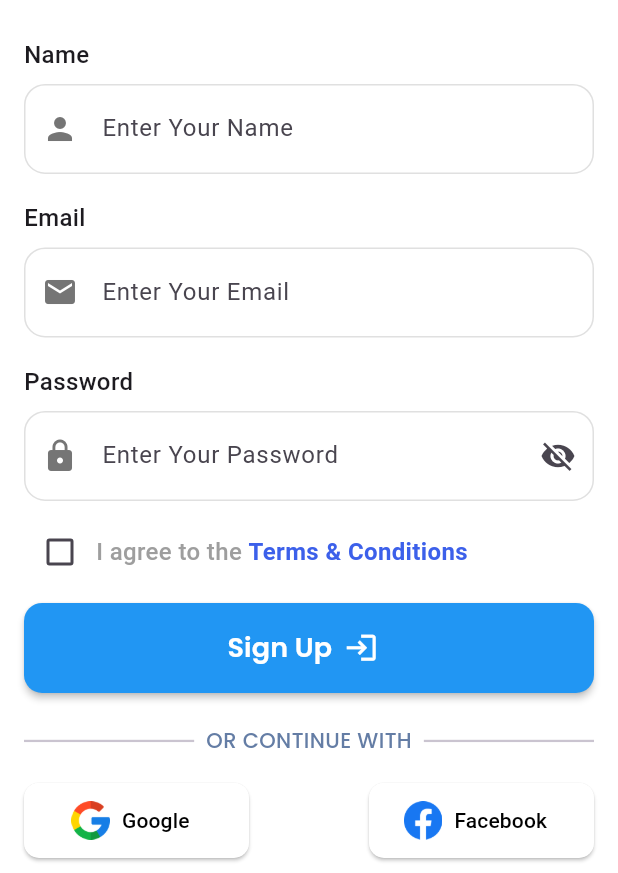
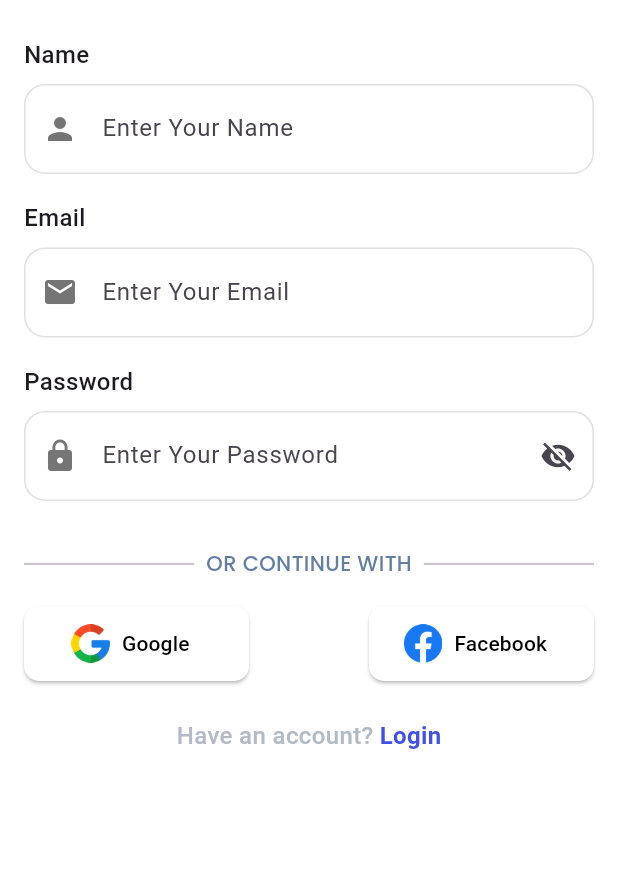
Before and after one commit to SUDIPSHIT777/lifeos, a Flutter app: the screen it shows after launch, after a tap on "Create an account", on a phone screen of 412 x 824 dp, the part 363-1236 px from its top. Run offline on Flutter 3.47's test engine with Material 3 defaults, Android fonts, the phone set to English and light mode, and no system bars; drawn by our look-alikes of auto_size_text; our stand-ins replace audioplayers, cloud_firestore, firebase_auth, firebase_core, flutter_dotenv, geolocator and 7 more; missing offline and left inert: gpt_markdown; accounts and stored records are empty.

Commit message:
all delete in login and sign up

```diff
--- a/lib/core/utils/navigationbar.dart
+++ b/lib/core/utils/navigationbar.dart
@@ -1,5 +1,5 @@
 import 'package:flutter/material.dart';
-import 'package:lifeos/feature/ai_assistant/ui/aiassistent.dart';
+import 'package:lifeos/feature/ai_assistant/ui/aidashboard.dart';
 import 'package:lifeos/feature/dashboard/ui/dashboard.dart';
 import 'package:lifeos/feature/finance/ui/financepage.dart';
 import 'package:lifeos/feature/habit/ui/habitpage.dart';
@@ -22,7 +22,7 @@ class _NavigationbarState extends State<Navigationbar> {
     return const [
       Dashboard(),
       Taskpageui(),
-      AiassistentPage(),
+      AiDashboard(),
       HabitPage(),
       Financepage(),
     ];
--- a/lib/feature/splashscreen/splashscreen.dart
+++ b/lib/feature/splashscreen/splashscreen.dart
@@ -13,18 +13,30 @@ class _SplashscreenState extends State<Splashscreen> {
   Widget build(BuildContext context) {
     return Scaffold(
       backgroundColor: const Color(0xFFFFFFFF),
-      body: Center(
+      appBar: AppBar(
+        leading: SizedBox(),
+        backgroundColor: const Color(0xFFFFFFFF),
+      ),
+      body: SingleChildScrollView(
+        physics: ScrollPhysics(),
+        child: Center(
           child: Container(
             constraints: const BoxConstraints(maxWidth: 420),
             padding: const EdgeInsets.symmetric(horizontal: 28),
             child: Column(
               mainAxisAlignment: MainAxisAlignment.center,
+              crossAxisAlignment: CrossAxisAlignment.center,
               children: [
                 Row(
                   mainAxisAlignment: MainAxisAlignment.center,
+                  crossAxisAlignment: CrossAxisAlignment.center,
                   spacing: 10,
                   children: [
-                  Icon(Icons.auto_awesome, color: Color(0xFF7B4DFF), size: 30),
+                    Icon(
+                      Icons.auto_awesome,
+                      color: Color(0xFF7B4DFF),
+                      size: 30,
+                    ),
                     Text(
                       "LIFEOS",
                       style: GoogleFonts.poppins(
@@ -143,6 +155,7 @@ class _SplashscreenState extends State<Splashscreen> {
             ),
           ),
         ),
+      ),
     );
   }
 }
--- a/lib/login/googleauth/authgate.dart
+++ b/lib/login/googleauth/authgate.dart
@@ -18,10 +18,10 @@ class Authgate extends StatelessWidget {
           if (!value.isDone) {
             return const Splashscreen();
           }
-          if (snapshot.hasData) {
-            return const Navigationbar();
+          if (!snapshot.hasData) {
+            return const Loginscreen();
           }
-          return const Loginscreen();
+          return const Navigationbar();
         },
       ),
     );
--- a/lib/login/loginscreen/ui/loginscreen.dart
+++ b/lib/login/loginscreen/ui/loginscreen.dart
@@ -16,8 +16,8 @@ class Loginscreen extends StatefulWidget {
 }
 
 class _LoginscreenState extends State<Loginscreen> {
-  final email = TextEditingController();
-  final password = TextEditingController();
+  final TextEditingController email = TextEditingController();
+  final TextEditingController password = TextEditingController();
   final formkey = GlobalKey<FormState>();
   final Logingetx logincontroller = Get.put(Logingetx());
   @override
@@ -121,30 +121,44 @@ class _LoginscreenState extends State<Loginscreen> {
                       SizedBox(
                         width: double.infinity,
                         height: 55,
-                        child: ElevatedButton.icon(
-                          onPressed: () {
-                            Loginvalidation.validation(context, formkey);
-                            email.clear();
-                            password.clear();
-                          },
-                          icon: const Icon(Icons.login, size: 23),
-                          label: AutoSizeText(
-                            "Login",
-                            style: GoogleFonts.poppins(
-                              fontSize: 18,
-                              fontWeight: FontWeight.w600,
-                            ),
-                          ),
-                          iconAlignment: IconAlignment.end,
-                          style: ElevatedButton.styleFrom(
-                            elevation: 1,
-                            backgroundColor: Colors.blue,
-                            foregroundColor: Colors.white,
-                            shape: RoundedRectangleBorder(
-                              borderRadius: BorderRadius.circular(12),
-                            ),
-                          ),
-                        ),
+                        // child: Consumer<LoginProvider>(
+                        //   builder: (context, login, child) => ElevatedButton(
+                        //     onPressed: login.isLoading
+                        //         ? null
+                        //         : () async {
+                        //             if (formkey.currentState!.validate()) {
+                        //               await login.login(
+                        //                 email: email.text,
+                        //                 password: password.text,
+                        //               );
+                        //             }
+                        //             if (!mounted) return;
+                        //             email.clear();
+                        //             password.clear();
+                        //           },
+                        //     style: ElevatedButton.styleFrom(
+                        //       elevation: 1,
+                        //       backgroundColor: Colors.blue,
+                        //       foregroundColor: Colors.white,
+                        //       shape: RoundedRectangleBorder(
+                        //         borderRadius: BorderRadius.circular(12),
+                        //       ),
+                        //     ),
+                        //     child: login.isLoading
+                        //         ? Center(
+                        //             child: const CircularProgressIndicator(
+                        //               color: Colors.white,
+                        //             ),
+                        //           )
+                        //         : AutoSizeText(
+                        //             "Login",
+                        //             style: GoogleFonts.poppins(
+                        //               fontSize: 18,
+                        //               fontWeight: FontWeight.w600,
+                        //             ),
+                        //           ),
+                        //   ),
+                        // ),
                       ),
                       const SizedBox(height: 22),
                       Row(
@@ -261,6 +275,8 @@ class _LoginscreenState extends State<Loginscreen> {
       obscureText: obscureText,
       autofillHints: autofillhint,
       validator: validator,
+      keyboardType: TextInputType.emailAddress,
+      textInputAction: TextInputAction.next,
       cursorColor: Colors.blue,
       decoration: InputDecoration(
         hintText: hintText,
@@ -298,8 +314,8 @@ class _LoginscreenState extends State<Loginscreen> {
 
   @override
   void dispose() {
-    super.dispose();
     email.dispose();
     password.dispose();
+    super.dispose();
   }
 }
--- a/lib/login/signupscreen/ui/signupscreen.dart
+++ b/lib/login/signupscreen/ui/signupscreen.dart
@@ -16,9 +16,9 @@ class Signupscreen extends StatefulWidget {
 }
 
 class _SignupscreenState extends State<Signupscreen> {
-  final email = TextEditingController();
-  final password = TextEditingController();
-  final name = TextEditingController();
+  final TextEditingController email = TextEditingController();
+  final TextEditingController password = TextEditingController();
+  final TextEditingController name = TextEditingController();
   final formkey = GlobalKey<FormState>();
   final Signupcontroller signupcontroller = Get.put(Signupcontroller());
   @override
@@ -91,7 +91,7 @@ class _SignupscreenState extends State<Signupscreen> {
                         obscureText: false,
                         autofillhint: const [AutofillHints.name],
                         validator: (value) =>
-                            SignupValidators.emailValidator(name),
+                            SignupValidators.nameValidator(name),
                       ),
                       const SizedBox(height: 18),
                       const Text(
@@ -139,67 +139,76 @@ class _SignupscreenState extends State<Signupscreen> {
                         ),
                       ),
                       const SizedBox(height: 10),
-                      Row(
-                        children: [
-                          Obx(
-                            () => Checkbox(
-                              value: signupcontroller.ischeck.value,
-                              onChanged: (value) =>
-                                  signupcontroller.ischeckon(),
-                            ),
-                          ),
-                          AutoSizeText(
-                            "I agree to the ",
-                            style: TextStyle(
-                              fontWeight: FontWeight.w500,
-                              fontSize: 16,
-                              color: Colors.grey,
-                            ),
-                          ),
-                          AutoSizeText(
-                            "Terms & Conditions",
-                            style: TextStyle(
-                              fontWeight: FontWeight.bold,
-                              fontSize: 16,
-                              color: Color(0xFF3C60EA),
-                            ),
-                          ),
-                        ],
-                      ),
-                      const SizedBox(height: 10),
-                      SizedBox(
-                        width: double.infinity,
-                        height: 60,
-                        child: ElevatedButton.icon(
-                          onPressed: () {
-                            SignupValidators.validation(
-                              context,
-                              formkey,
-                              signupcontroller,
-                            );
-                            email.clear();
-                            password.clear();
-                            name.clear(); //as go
-                          },
-                          icon: const Icon(Icons.login, size: 23),
-                          label: AutoSizeText(
-                            "Sign Up",
-                            style: GoogleFonts.poppins(
-                              fontSize: 18,
-                              fontWeight: FontWeight.w600,
-                            ),
-                          ),
-                          iconAlignment: IconAlignment.end,
-                          style: ElevatedButton.styleFrom(
-                            elevation: 2,
-                            backgroundColor: Colors.blue,
-                            foregroundColor: Colors.white,
-                            shape: RoundedRectangleBorder(
-                              borderRadius: BorderRadius.circular(12),
-                            ),
-                          ),
-                        ),
-                      ),
+                      // Row(
+                      //   children: [
+                      //     Checkbox(
+                      //       value: signup.isChecked,
+                      //       onChanged: (value) =>
+                      //           signup.toggleCheckbox(value!),
+                      //     ),
+                      //     AutoSizeText(
+                      //       "I agree to the ",
+                      //       style: TextStyle(
+                      //         fontWeight: FontWeight.w500,
+                      //         fontSize: 16,
+                      //         color: Colors.grey,
+                      //       ),
+                      //     ),
+                      //     AutoSizeText(
+                      //       "Terms & Conditions",
+                      //       style: TextStyle(
+                      //         fontWeight: FontWeight.bold,
+                      //         fontSize: 16,
+                      //         color: Color(0xFF3C60EA),
+                      //       ),
+                      //     ),
+                      //   ],
+                      // ),
+                      // const SizedBox(height: 10),
+                      // SizedBox(
+                      //   width: double.infinity,
+                      //   height: 60,
+                      //   child: Consumer<SignupProvider>(
+                      //     builder: (context, signupvalue, child) =>
+                      //         ElevatedButton(
+                      //           onPressed: signupvalue.isLoading
+                      //               ? null
+                      //               : () async {
+                      //                   if (formkey.currentState!.validate()) {
+                      //                     await signupvalue.signup(
+                      //                       context: context,
+                      //                       email: email.text,
+                      //                       password: password.text,
+                      //                       name: name.text,
+                      //                     );
+                      //                   }
+                      //                   email.clear();
+                      //                   password.clear();
+                      //                   name.clear();
+                      //                 },
+
+                      //           style: ElevatedButton.styleFrom(
+                      //             elevation: 2,
+                      //             backgroundColor: Colors.blue,
+                      //             foregroundColor: Colors.white,
+                      //             shape: RoundedRectangleBorder(
+                      //               borderRadius: BorderRadius.circular(12),
+                      //             ),
+                      //           ),
+                      //           child: signupvalue.isLoading
+                      //               ? const CircularProgressIndicator(
+                      //                   color: Colors.white,
+                      //                 )
+                      //               : AutoSizeText(
+                      //                   "Sign Up",
+                      //                   style: GoogleFonts.poppins(
+                      //                     fontSize: 18,
+                      //                     fontWeight: FontWeight.w600,
+                      //                   ),
+                      //                 ),
+                      //         ),
+                      //   ),
+                      // ),
                       const SizedBox(height: 22),
                       Row(
                         mainAxisAlignment: MainAxisAlignment.center,
@@ -352,9 +361,9 @@ class _SignupscreenState extends State<Signupscreen> {
 
   @override
   void dispose() {
-    super.dispose();
     email.dispose();
     password.dispose();
     name.dispose();
+    super.dispose();
   }
 }
```
Also changed, not shown: lib/feature/ai_assistant/ui/aidashboard.dart (added, +15 -0 lines), lib/feature/tasks/controller/taskprovider.dart (+26 -17 lines), lib/login/googleauth/googleauth.dart (+7 -11 lines), lib/login/loginscreen/controller/loginvalidation.dart (+0 -29 lines), lib/login/signupscreen/controller/signupvalidation.dart (+0 -32 lines), lib/model/userdatabase.dart (+9 -11 lines), pubspec.lock. Lines whose indentation alone changed are shown as unchanged.
